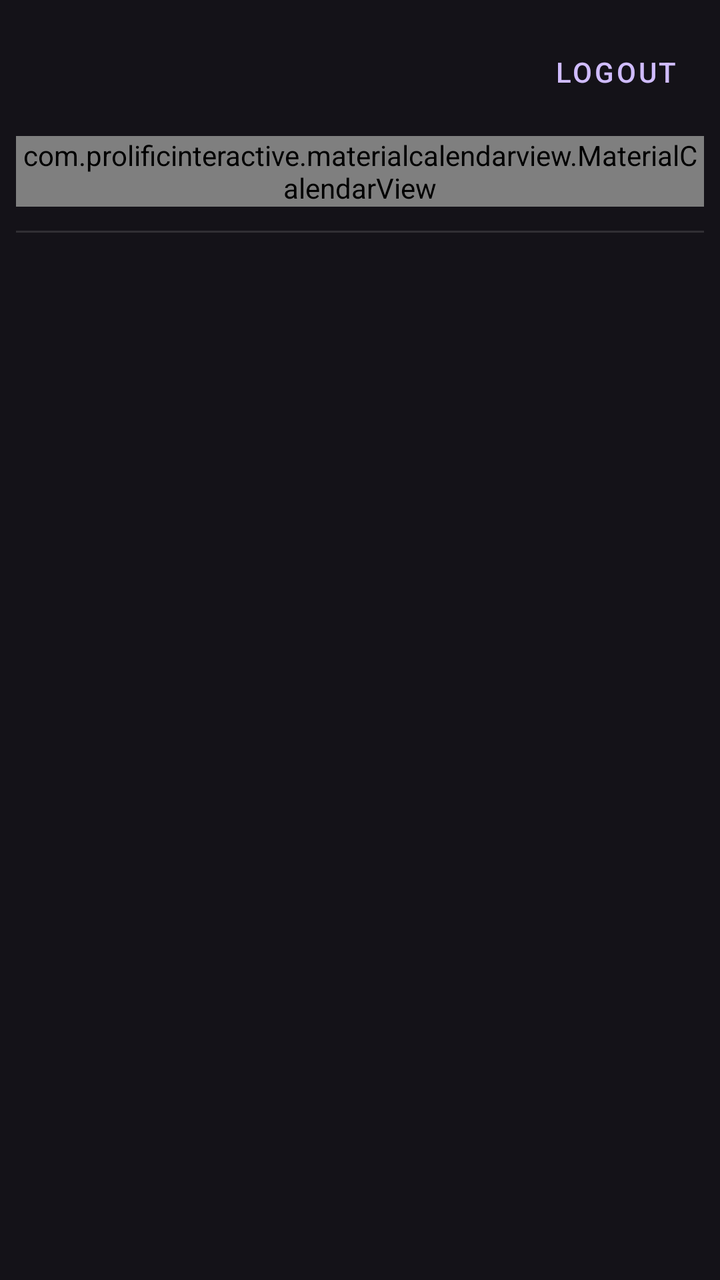
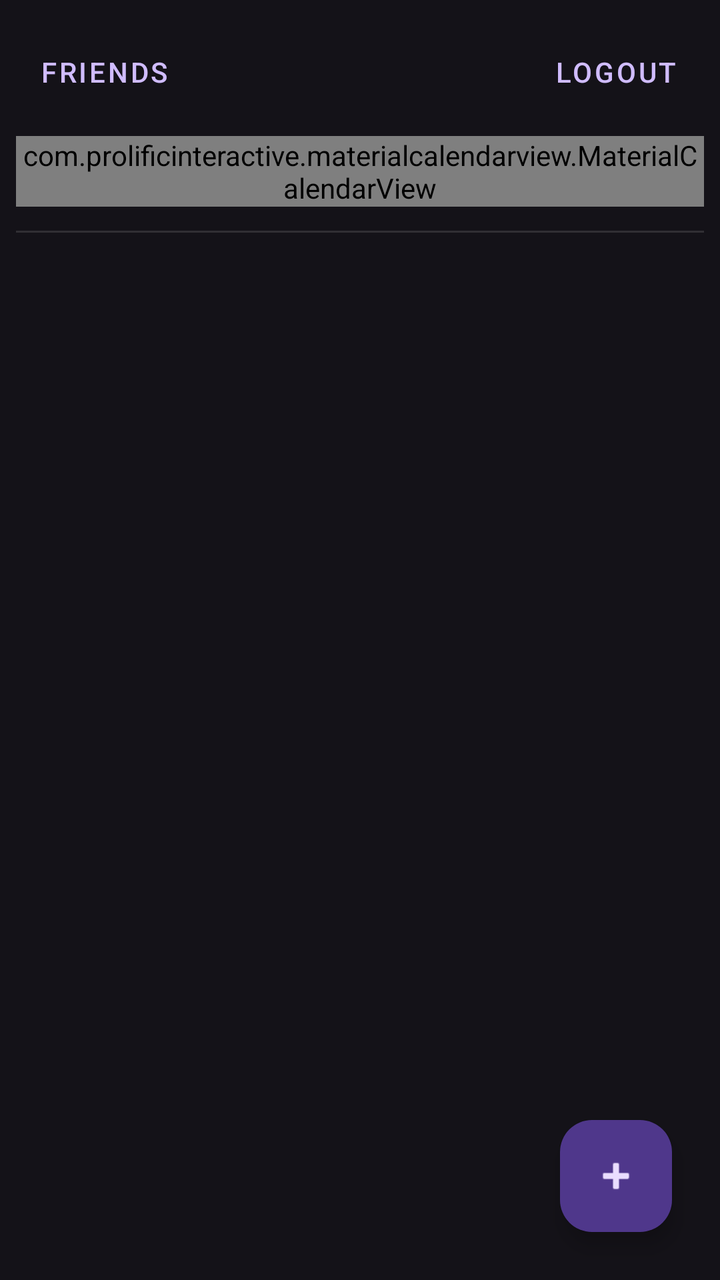

Screens rendered from an Android XML layout before and after an edit, with the pre-edit source and the edit as a unified diff.
<!-- AndroidManifest.xml: application theme Theme.SmartCalendar -->
<!-- res/layout/fragment_calendar.xml -->
<?xml version="1.0" encoding="utf-8"?>
<androidx.constraintlayout.widget.ConstraintLayout
    xmlns:android="http://schemas.android.com/apk/res/android"
    xmlns:app="http://schemas.android.com/apk/res-auto"
    xmlns:tools="http://schemas.android.com/tools"
    android:layout_width="match_parent"
    android:layout_height="match_parent"
    android:padding="8dp"
    tools:context=".ui.calendar.CalendarFragment">

    <Button
        android:id="@+id/button_logout"
        style="@style/Widget.MaterialComponents.Button.TextButton"
        android:layout_width="wrap_content"
        android:layout_height="wrap_content"
        android:text="@string/logout"
        android:layout_marginTop="4dp"
        app:layout_constraintEnd_toEndOf="parent"
        app:layout_constraintTop_toTopOf="parent" />

    <com.prolificinteractive.materialcalendarview.MaterialCalendarView
        android:id="@+id/customCalendarView"
        android:layout_width="0dp"
        android:layout_height="wrap_content"
        android:layout_marginTop="8dp"

        app:mcv_dateTextAppearance="@style/CalendarDateCustomText"
        app:mcv_headerTextAppearance="@style/CalendarHeaderCustomText"
        app:mcv_arrowColor="?attr/colorOnSurface"
        app:mcv_selectionColor="?attr/colorPrimaryContainer"
        app:mcv_showOtherDates="all"

        app:layout_constraintEnd_toEndOf="parent"
        app:layout_constraintStart_toStartOf="parent"
        app:layout_constraintTop_toBottomOf="@id/button_logout" />

    <View
        android:id="@+id/divider"
        android:layout_width="match_parent"
        android:layout_height="1dp"
        android:layout_marginTop="12dp"
        android:background="?android:attr/listDivider"
        app:layout_constraintTop_toBottomOf="@id/customCalendarView" />

    <androidx.recyclerview.widget.RecyclerView
        android:id="@+id/rv_meetings"
        android:layout_width="0dp"
        android:layout_height="0dp"
        android:layout_marginTop="8dp"
        android:clipToPadding="false"
        android:paddingBottom="80dp"
        app:layout_constraintBottom_toBottomOf="parent"
        app:layout_constraintEnd_toEndOf="parent"
        app:layout_constraintStart_toStartOf="parent"
        app:layout_constraintTop_toBottomOf="@id/divider" />

</androidx.constraintlayout.widget.ConstraintLayout>
<!-- resources referenced by this layout -->
<resources>
  <string name="logout">Logout</string>
  <style name="CalendarDateCustomText" parent="TextAppearance.MaterialComponents.Body2">
          <item name="android:textColor">?attr/colorOnSurface</item>
      </style>
  <style name="CalendarHeaderCustomText" parent="TextAppearance.MaterialComponents.Headline6">
          <item name="android:textColor">?attr/colorPrimary</item>
          <item name="android:textStyle">bold</item>
      </style>
  <style name="Theme.SmartCalendar" parent="Base.Theme.SmartCalendar" />
  <style name="Base.Theme.SmartCalendar" parent="Theme.Material3.Dark.NoActionBar">
          
          
      </style>
</resources>

<!-- the commit's change to res/layout/fragment_calendar.xml (unified diff, before → after) -->
@@ -7,6 +7,15 @@
     android:layout_height="match_parent"
     android:padding="8dp"
     tools:context=".ui.calendar.CalendarFragment">
+    <Button
+        android:id="@+id/button_friends"
+        style="@style/Widget.MaterialComponents.Button.TextButton"
+        android:layout_width="wrap_content"
+        android:layout_height="wrap_content"
+        android:text="@string/friends"
+        android:layout_marginTop="4dp"
+        app:layout_constraintStart_toStartOf="parent"
+        app:layout_constraintTop_toTopOf="parent" />
 
     <Button
         android:id="@+id/button_logout"
@@ -54,4 +63,14 @@
         app:layout_constraintStart_toStartOf="parent"
         app:layout_constraintTop_toBottomOf="@id/divider" />
 
+    <com.google.android.material.floatingactionbutton.FloatingActionButton
+        android:id="@+id/fab_add_meeting"
+        android:layout_width="wrap_content"
+        android:layout_height="wrap_content"
+        android:layout_margin="16dp"
+        android:contentDescription="Dodaj spotkanie"
+        app:srcCompat="@android:drawable/ic_input_add"
+        app:layout_constraintBottom_toBottomOf="parent"
+        app:layout_constraintEnd_toEndOf="parent" />
+
 </androidx.constraintlayout.widget.ConstraintLayout>
<!-- resource entries referenced after the edit -->
@@ -1,5 +1,6 @@
 <!-- resources referenced by this layout -->
 <resources>
+  <string name="friends">Friends</string>
   <string name="logout">Logout</string>
   <style name="CalendarDateCustomText" parent="TextAppearance.MaterialComponents.Body2">
           <item name="android:textColor">?attr/colorOnSurface</item>
